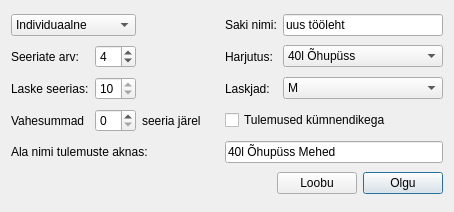
Above: src/valikkast.ui from ymeramees/protokollitaja before the change. Below: the same form after it.
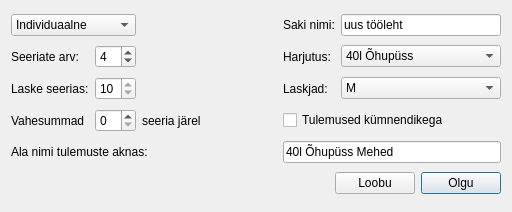
That is the form after the change.

What changed in the file:
```diff
--- a/src/valikkast.ui
+++ b/src/valikkast.ui
@@ -6,7 +6,7 @@
    <rect>
     <x>0</x>
     <y>0</y>
-    <width>454</width>
+    <width>512</width>
     <height>212</height>
    </rect>
   </property>
```
Left out of the diff: 5 changed lines with no effect on the pictures.
